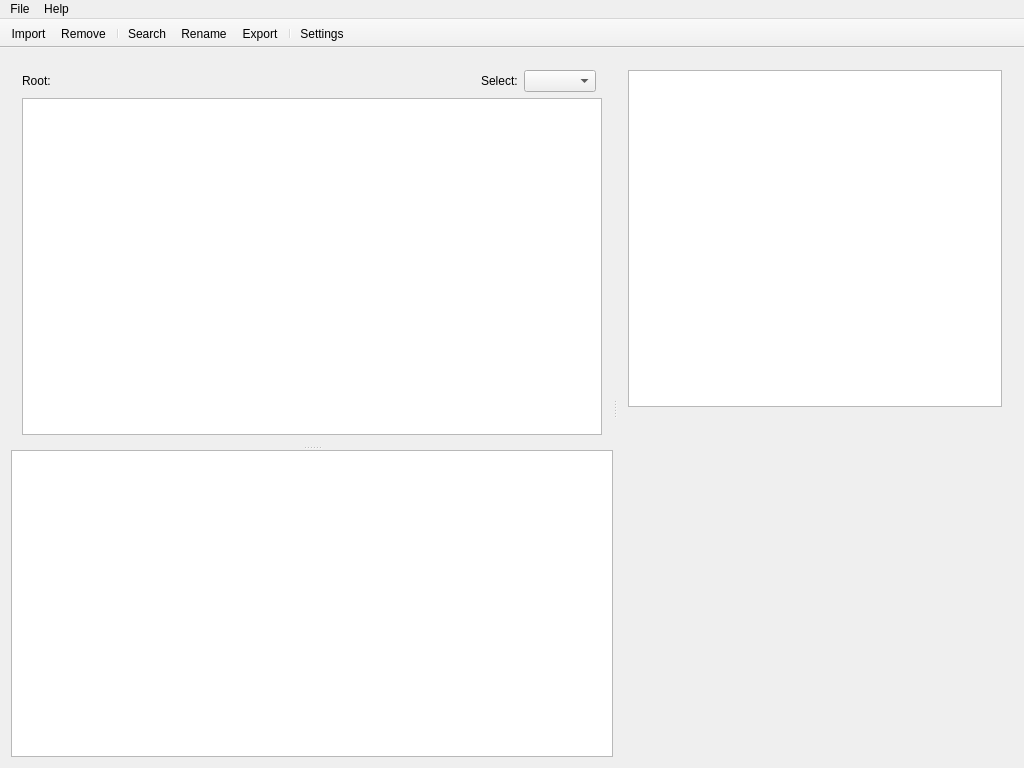
Above: src/gui/mainwindow.ui from alorence/tym before the change. Below: the same form after it.
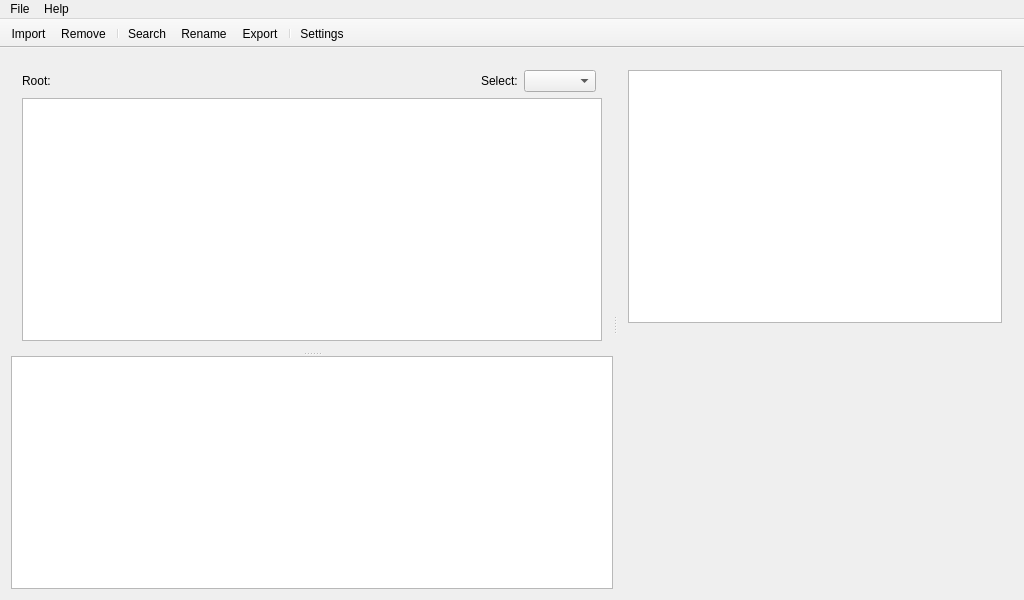
That is the form after the change. Icons and pictures are not drawn. Custom widgets are drawn as their Qt base class.

Commit message: (window) Save/restore window geometry

Diff of the .ui file:
```diff
--- a/src/gui/mainwindow.ui
+++ b/src/gui/mainwindow.ui
@@ -7,13 +7,13 @@
     <x>0</x>
     <y>0</y>
     <width>1024</width>
-    <height>768</height>
+    <height>600</height>
    </rect>
   </property>
   <property name="minimumSize">
    <size>
-    <width>1024</width>
-    <height>768</height>
+    <width>980</width>
+    <height>400</height>
    </size>
   </property>
   <property name="acceptDrops">
```
Left out of the diff: 6 changed lines with no effect on the pictures. The commit also changes 3 other files.
